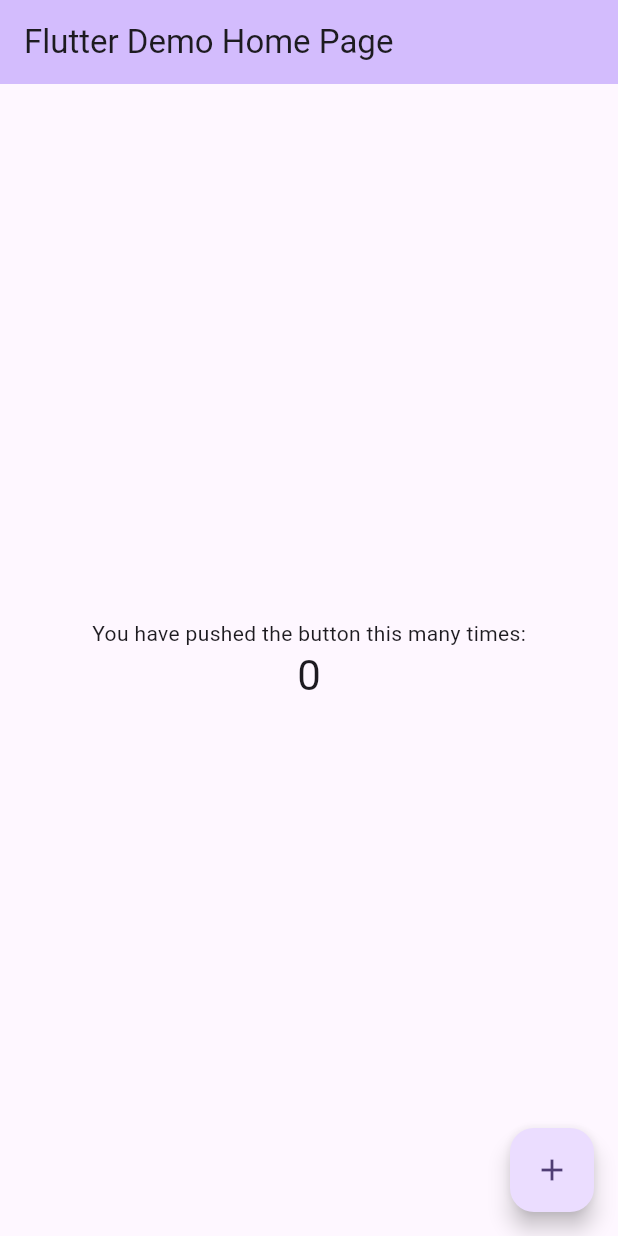
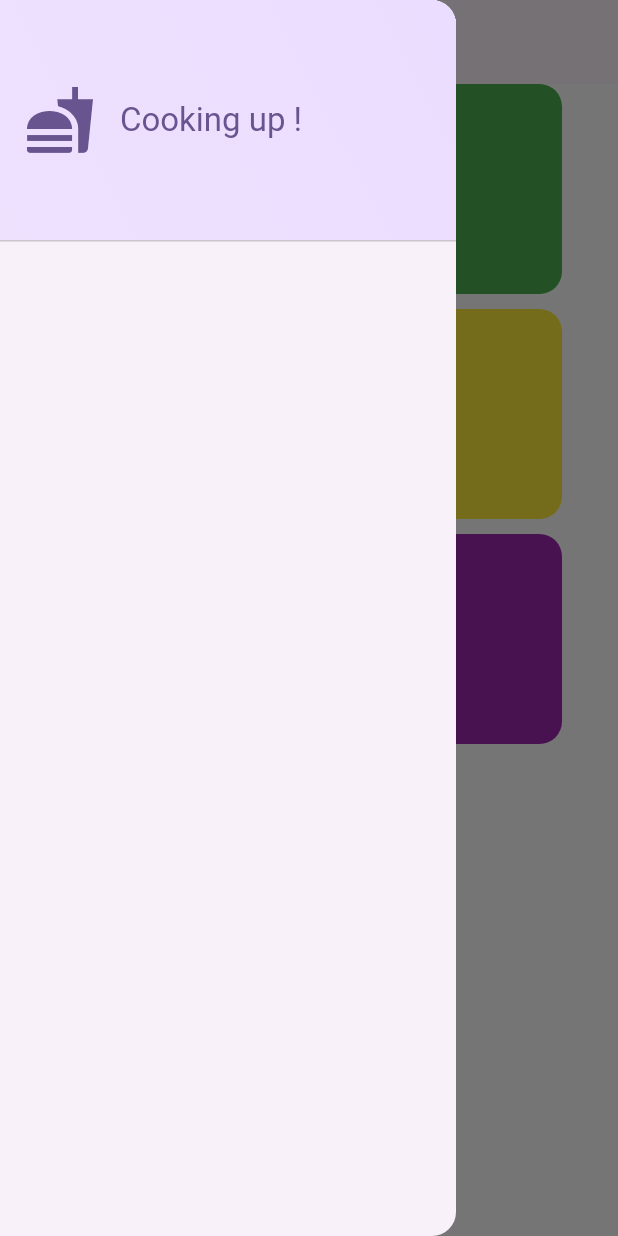
Before and after one commit to laragrace30/meals_app, a Flutter app: the screen it shows after launch, with the side drawer open (before the commit the screen has no drawer), on a phone screen of 412 x 824 dp. Run offline on Flutter 3.47's test engine with Material 3 defaults, Android fonts, the phone set to English and light mode, and no system bars.

Commit message:
Add a drawer and containers

```diff
--- a/lib/main.dart
+++ b/lib/main.dart
@@ -1,4 +1,5 @@
 import 'package:flutter/material.dart';
+import 'package:meals_app/screens/categories.dart';
 
 void main() {
   runApp(const MyApp());
@@ -7,119 +8,16 @@
 class MyApp extends StatelessWidget {
   const MyApp({super.key});
 
-  // This widget is the root of your application.
   @override
   Widget build(BuildContext context) {
     return MaterialApp(
-      title: 'Flutter Demo',
+      debugShowCheckedModeBanner: false,
+      title: 'Meals App',
       theme: ThemeData(
-        // This is the theme of your application.
-        //
-        // TRY THIS: Try running your application with "flutter run". You'll see
-        // the application has a purple toolbar. Then, without quitting the app,
-        // try changing the seedColor in the colorScheme below to Colors.green
-        // and then invoke "hot reload" (save your changes or press the "hot
-        // reload" button in a Flutter-supported IDE, or press "r" if you used
-        // the command line to start the app).
-        //
-        // Notice that the counter didn't reset back to zero; the application
-        // state is not lost during the reload. To reset the state, use hot
-        // restart instead.
-        //
-        // This works for code too, not just values: Most code changes can be
-        // tested with just a hot reload.
         colorScheme: ColorScheme.fromSeed(seedColor: Colors.deepPurple),
         useMaterial3: true,
       ),
-      home: const MyHomePage(title: 'Flutter Demo Home Page'),
+      home:  const Categories(),
     );
   }
 }
-
-class MyHomePage extends StatefulWidget {
-  const MyHomePage({super.key, required this.title});
-
-  // This widget is the home page of your application. It is stateful, meaning
-  // that it has a State object (defined below) that contains fields that affect
-  // how it looks.
-
-  // This class is the configuration for the state. It holds the values (in this
-  // case the title) provided by the parent (in this case the App widget) and
-  // used by the build method of the State. Fields in a Widget subclass are
-  // always marked "final".
-
-  final String title;
-
-  @override
-  State<MyHomePage> createState() => _MyHomePageState();
-}
-
-class _MyHomePageState extends State<MyHomePage> {
-  int _counter = 0;
-
-  void _incrementCounter() {
-    setState(() {
-      // This call to setState tells the Flutter framework that something has
-      // changed in this State, which causes it to rerun the build method below
-      // so that the display can reflect the updated values. If we changed
-      // _counter without calling setState(), then the build method would not be
-      // called again, and so nothing would appear to happen.
-      _counter++;
-    });
-  }
-
-  @override
-  Widget build(BuildContext context) {
-    // This method is rerun every time setState is called, for instance as done
-    // by the _incrementCounter method above.
-    //
-    // The Flutter framework has been optimized to make rerunning build methods
-    // fast, so that you can just rebuild anything that needs updating rather
-    // than having to individually change instances of widgets.
-    return Scaffold(
-      appBar: AppBar(
-        // TRY THIS: Try changing the color here to a specific color (to
-        // Colors.amber, perhaps?) and trigger a hot reload to see the AppBar
-        // change color while the other colors stay the same.
-        backgroundColor: Theme.of(context).colorScheme.inversePrimary,
-        // Here we take the value from the MyHomePage object that was created by
-        // the App.build method, and use it to set our appbar title.
-        title: Text(widget.title),
-      ),
-      body: Center(
-        // Center is a layout widget. It takes a single child and positions it
-        // in the middle of the parent.
-        child: Column(
-          // Column is also a layout widget. It takes a list of children and
-          // arranges them vertically. By default, it sizes itself to fit its
-          // children horizontally, and tries to be as tall as its parent.
-          //
-          // Column has various properties to control how it sizes itself and
-          // how it positions its children. Here we use mainAxisAlignment to
-          // center the children vertically; the main axis here is the vertical
-          // axis because Columns are vertical (the cross axis would be
-          // horizontal).
-          //
-          // TRY THIS: Invoke "debug painting" (choose the "Toggle Debug Paint"
-          // action in the IDE, or press "p" in the console), to see the
-          // wireframe for each widget.
-          mainAxisAlignment: MainAxisAlignment.center,
-          children: <Widget>[
-            const Text(
-              'You have pushed the button this many times:',
-            ),
-            Text(
-              '$_counter',
-              style: Theme.of(context).textTheme.headlineMedium,
-            ),
-          ],
-        ),
-      ),
-      floatingActionButton: FloatingActionButton(
-        onPressed: _incrementCounter,
-        tooltip: 'Increment',
-        child: const Icon(Icons.add),
-      ), // This trailing comma makes auto-formatting nicer for build methods.
-    );
-  }
-}
--- /dev/null
+++ b/lib/screens/categories.dart
@@ -0,0 +1,99 @@
+import 'package:flutter/material.dart';
+import 'package:flutter/services.dart';
+import 'package:meals_app/widget/maindrawer.dart';
+
+
+
+class Categories extends StatelessWidget {
+  const Categories({super.key});
+
+
+
+  @override
+  Widget build(BuildContext context) {
+    SystemChrome.setSystemUIOverlayStyle(const SystemUiOverlayStyle(
+        statusBarColor: Colors.white,
+        statusBarIconBrightness: Brightness.dark));
+    return Scaffold(
+      backgroundColor: Colors.white,
+      appBar: AppBar(title: const Text('Categories')),
+      drawer: const MainDrawer(),
+      body: SafeArea(
+        child: ListView(
+          physics: const BouncingScrollPhysics(),
+          children: [
+            Column(
+              children: [
+                Row(
+                  mainAxisAlignment: MainAxisAlignment.spaceEvenly,
+                  children: [
+                    Container(
+                      height: 140,
+                      width: 150,
+                      decoration: BoxDecoration(
+                        color: Colors.blue,
+                        borderRadius: BorderRadius.circular(15),
+                      ),
+                    ),
+                    Container(
+                      height: 140,
+                      width: 150,
+                      decoration: BoxDecoration(
+                        color: Colors.green,
+                        borderRadius: BorderRadius.circular(15),
+                      ),
+                    ),
+                  ],
+                ),
+                const SizedBox(height: 10),
+                Row(
+                  mainAxisAlignment: MainAxisAlignment.spaceEvenly,
+                  children: [
+                    Container(
+                      height: 140,
+                      width: 150,
+                      decoration: BoxDecoration(
+                        color: Colors.red,
+                        borderRadius: BorderRadius.circular(15),
+                      ),
+                    ),
+                    Container(
+                      height: 140,
+                      width: 150,
+                      decoration: BoxDecoration(
+                        color: Colors.yellow,
+                        borderRadius: BorderRadius.circular(15),
+                      ),
+                    ),
+                  ],
+                ),
+                const SizedBox(height: 10),
+                Row(
+                  mainAxisAlignment: MainAxisAlignment.spaceEvenly,
+                  children: [
+                    Container(
+                      height: 140,
+                      width: 150,
+                      decoration: BoxDecoration(
+                        color: Colors.orange,
+                        borderRadius: BorderRadius.circular(15),
+                      ),
+                    ),
+                    Container(
+                      height: 140,
+                      width: 150,
+                      decoration: BoxDecoration(
+                        color: Colors.purple,
+                        borderRadius: BorderRadius.circular(15),
+                      ),
+                    ),
+                  ],
+                ),
+              ],
+            )
+          ],
+        ),
+      ),
+    );
+  }
+}
--- /dev/null
+++ b/lib/widget/app_drawer.dart
@@ -0,0 +1,29 @@
+import 'package:flutter/material.dart';
+
+class AppDrawer extends StatelessWidget {
+  const AppDrawer({super.key});
+
+  @override
+  Widget build(BuildContext context) {
+    return DrawerHeader(
+      padding: const EdgeInsets.all(16),
+      decoration: BoxDecoration(
+          gradient: LinearGradient(colors: [
+        Theme.of(context).colorScheme.primaryContainer,
+        Theme.of(context).colorScheme.primaryContainer.withOpacity(0.8)
+      ], begin: Alignment.topRight, end: Alignment.bottomLeft)),
+      child: Row(
+        children: [
+          Icon(Icons.fastfood,
+              size: 48, color: Theme.of(context).colorScheme.primary),
+          const SizedBox(width: 16),
+          Text("Cooking up !",
+              style: Theme.of(context)
+                  .textTheme
+                  .titleLarge!
+                  .copyWith(color: Theme.of(context).colorScheme.primary))
+        ],
+      ),
+    );
+  }
+}
--- /dev/null
+++ b/lib/widget/maindrawer.dart
@@ -0,0 +1,29 @@
+import 'package:flutter/material.dart';
+import 'package:meals_app/widget/app_drawer.dart';
+
+
+class MainDrawer extends StatelessWidget {
+  const MainDrawer({super.key});
+
+
+  @override
+  Widget build(BuildContext context) {
+    return const Drawer(
+      child: Column(
+        children: [
+          AppDrawer(),
+          // MainDrawerItem(
+          //     icon: Icons.restaurant_outlined,
+          //     title: "Meals",
+          //     identifier: "meals",
+          //     onDrawerItemSelected: onDrawerItemSelected),
+          // MainDrawerItem(
+          //     icon: Icons.settings,
+          //     title: "Filters",
+          //     identifier: "filter",
+          //     onDrawerItemSelected: onDrawerItemSelected),
+        ],
+      ),
+    );
+  }
+}
--- a/pubspec.yaml
+++ b/pubspec.yaml
@@ -35,6 +35,9 @@ dependencies:
   # The following adds the Cupertino Icons font to your application.
   # Use with the CupertinoIcons class for iOS style icons.
   cupertino_icons: ^1.0.2
+  google_fonts: ^4.0.5
+  transparent_image: ^2.0.1
+  flutter_riverpod: ^2.5.1
 
 dev_dependencies:
   flutter_test:
```
Also changed, not shown: pubspec.lock, 1 other file.
